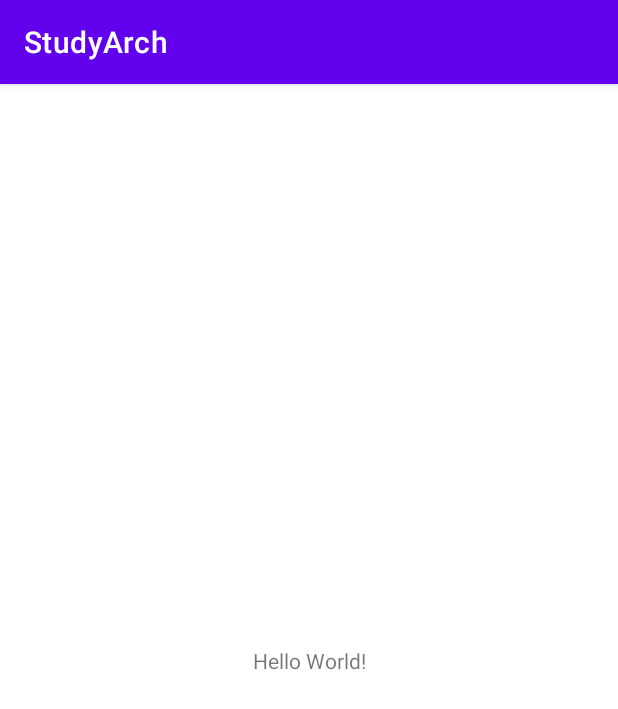
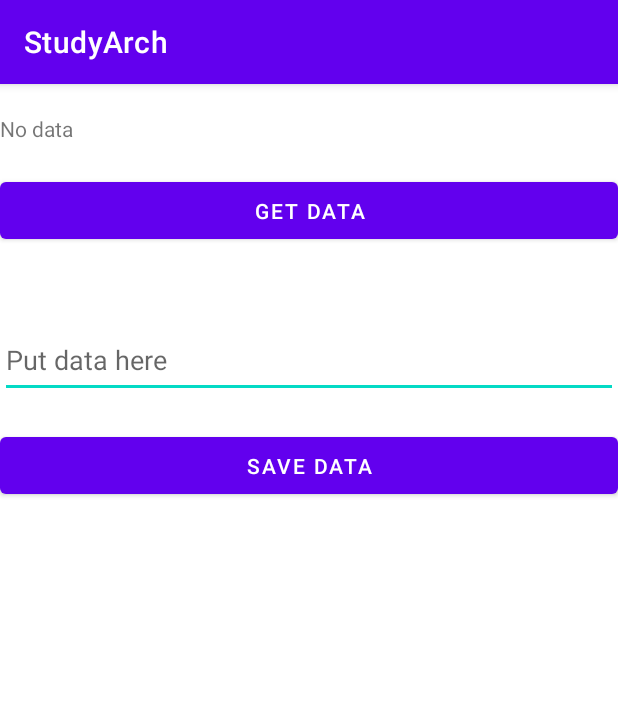
Before and after one commit to sintof/StudyArchitectureOfAndroid, an Android app: the screen it shows after launch (MainActivity), on a phone screen of 412 x 824 dp. Shown: the top 709 px of the screen. Run offline under Robolectric (Android 15) with nearby library versions, the phone set to English and light mode, and no system bars.

Commit message:
updated
Added UserRepository, data

```diff
--- a/UseCases/app/src/main/AndroidManifest.xml
+++ b/UseCases/app/src/main/AndroidManifest.xml
@@ -14,7 +14,7 @@
         android:theme="@style/Theme.StudyArch"
         tools:targetApi="31">
         <activity
-            android:name=".MainActivity"
+            android:name=".presentation.MainActivity"
             android:exported="true">
             <intent-filter>
                 <action android:name="android.intent.action.MAIN" />
--- /dev/null
+++ b/UseCases/app/src/main/java/com/sintof/studyarch/domain/models/SaveUserNameParam.kt
@@ -0,0 +1,3 @@
+package com.sintof.studyarch.domain.models
+
+class SaveUserNameParam(val name: String)
--- /dev/null
+++ b/UseCases/app/src/main/java/com/sintof/studyarch/domain/models/UserName.kt
@@ -0,0 +1,3 @@
+package com.sintof.studyarch.domain.models
+
+class UserName(val firstName: String, val lastName: String)
--- /dev/null
+++ b/UseCases/app/src/main/java/com/sintof/studyarch/presentation/MainActivity.kt
@@ -0,0 +1,42 @@
+package com.sintof.studyarch.presentation
+
+import androidx.appcompat.app.AppCompatActivity
+import android.os.Bundle
+import android.widget.Button
+import android.widget.EditText
+import android.widget.TextView
+import com.sintof.studyarch.R
+import com.sintof.studyarch.data.repository.UserRepositoryImpl
+import com.sintof.studyarch.domain.models.SaveUserNameParam
+import com.sintof.studyarch.domain.models.UserName
+import com.sintof.studyarch.domain.usecase.GetUserNameUseCase
+import com.sintof.studyarch.domain.usecase.SaveUserNameUseCase
+
+class MainActivity : AppCompatActivity() {
+
+    private val userRepository by lazy(LazyThreadSafetyMode.NONE){  UserRepositoryImpl(context = applicationContext)}
+    private val getUserNameUseCase by lazy(LazyThreadSafetyMode.NONE) {  GetUserNameUseCase(userRepository = userRepository) }
+    private val saveUserNameUseCase by lazy(LazyThreadSafetyMode.NONE) {   SaveUserNameUseCase(userRepository = userRepository) }
+
+    override fun onCreate(savedInstanceState: Bundle?) {
+        super.onCreate(savedInstanceState)
+        setContentView(R.layout.activity_main)
+
+        val dataTextView = findViewById<TextView>(R.id.dataTextView)
+        val dataEditView = findViewById<EditText>(R.id.dataEditText)
+        val sendButton = findViewById<Button>(R.id.sendButton)
+        val receiveButton = findViewById<Button>(R.id.receiveButton)
+
+        sendButton.setOnClickListener{
+            val text = dataEditView.text.toString()
+            val params = SaveUserNameParam(name = text)
+            val result: Boolean = saveUserNameUseCase.execute(param = params)
+            dataTextView.text = "Save result = $result"
+        }
+
+        receiveButton.setOnClickListener {
+            val userName: UserName = getUserNameUseCase.execute()
+            dataTextView.text = "${userName.firstName} ${userName.lastName}"
+        }
+    }
+}
--- a/UseCases/app/src/main/res/layout/activity_main.xml
+++ b/UseCases/app/src/main/res/layout/activity_main.xml
@@ -1,18 +1,36 @@
 <?xml version="1.0" encoding="utf-8"?>
-<androidx.constraintlayout.widget.ConstraintLayout xmlns:android="http://schemas.android.com/apk/res/android"
+<LinearLayout xmlns:android="http://schemas.android.com/apk/res/android"
     xmlns:app="http://schemas.android.com/apk/res-auto"
     xmlns:tools="http://schemas.android.com/tools"
     android:layout_width="match_parent"
     android:layout_height="match_parent"
-    tools:context=".MainActivity">
+    tools:context=".presentation.MainActivity"
+    android:orientation="vertical">
 
     <TextView
+        android:id="@+id/dataTextView"
         android:layout_width="wrap_content"
         android:layout_height="wrap_content"
-        android:text="Hello World!"
-        app:layout_constraintBottom_toBottomOf="parent"
-        app:layout_constraintEnd_toEndOf="parent"
-        app:layout_constraintStart_toStartOf="parent"
-        app:layout_constraintTop_toTopOf="parent" />
+        android:layout_marginTop="20dp"
+        android:text="No data"/>
+    <Button
+        android:id="@+id/receiveButton"
+        android:layout_width="match_parent"
+        android:layout_height="50dp"
+        android:layout_marginTop="20dp"
+        android:text="Get data"/>
+    <EditText
+        android:layout_width="match_parent"
+        android:layout_height="50dp"
+        android:id="@+id/dataEditText"
+        android:layout_marginTop="50dp"
+        android:hint="Put data here"/>
+    <Button
+        android:layout_width="match_parent"
+        android:layout_height="50dp"
+        android:layout_marginTop="20dp"
+        android:text="Save data"
+        android:id="@+id/sendButton"
+        tools:ignore="HardcodedText" />
 
-</androidx.constraintlayout.widget.ConstraintLayout>
+</LinearLayout>
```
Also changed, not shown: UseCases/app/src/main/java/com/sintof/studyarch/MainActivity.kt (deleted, +0 -11 lines), UseCases/app/src/main/java/com/sintof/studyarch/data/repository/UserRepositoryImpl.kt (added, +31 -0 lines), UseCases/app/src/main/java/com/sintof/studyarch/domain/repository/UserRepository.kt (added, +9 -0 lines), UseCases/app/src/main/java/com/sintof/studyarch/domain/usecase/GetUserNameUseCase.kt (added, +11 -0 lines), UseCases/app/src/main/java/com/sintof/studyarch/domain/usecase/SaveUserNameUseCase.kt (added, +16 -0 lines).
